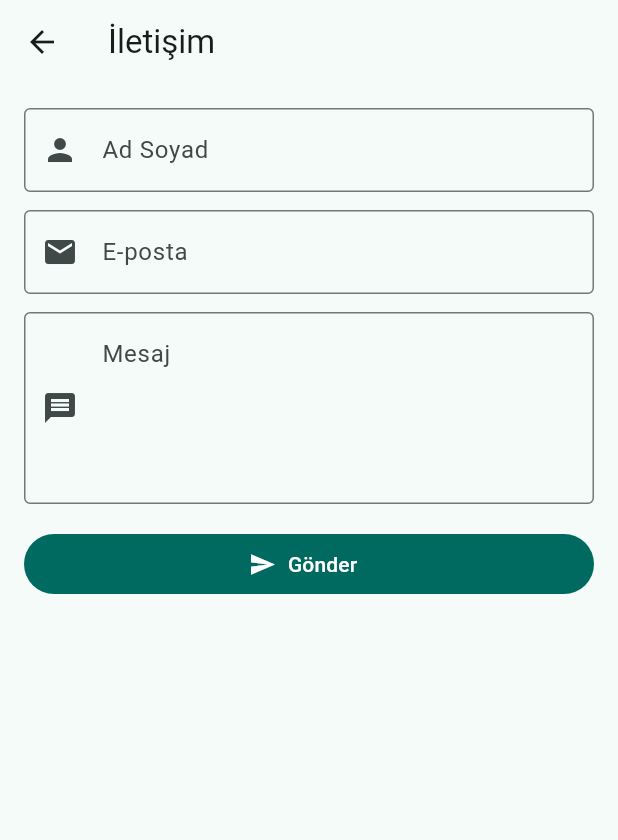
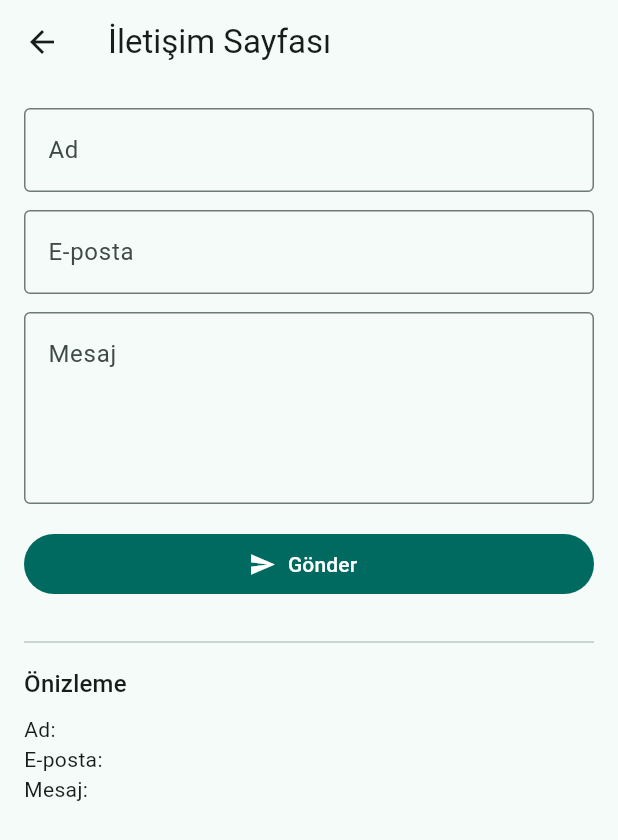
Before and after one commit to durukahraman/AI-Engineer-Training, a Flutter app: the screen it shows after launch, after a tap on "İletişime Geç", on a phone screen of 412 x 824 dp. Shown: the top 840 px of the screen. Run offline on Flutter 3.47's test engine with Material 3 defaults, Android fonts, the phone set to English and light mode, and no system bars.

Commit message:
Gün 2: ContactPage form + validation, AI mini görev

```diff
--- /dev/null
+++ b/lib/contact_page.dart
@@ -0,0 +1,128 @@
+import 'package:flutter/material.dart';
+
+
+class ContactPage extends StatefulWidget {
+  const ContactPage({super.key});
+
+  @override
+  State<ContactPage> createState() => _ContactPageState();
+}
+
+class _ContactPageState extends State<ContactPage> {
+  // 1) Form anahtarı ve controller'lar
+  final _formKey = GlobalKey<FormState>();
+  final _nameCtrl = TextEditingController();
+  final _emailCtrl = TextEditingController();
+  final _msgCtrl = TextEditingController();
+
+  @override
+  void dispose() {
+    _nameCtrl.dispose();
+    _emailCtrl.dispose();
+    _msgCtrl.dispose();
+    super.dispose();
+  }
+
+  // 2) Basit e-posta kontrolü (çok katı değil, başlangıç için yeterli)
+  String? _validateEmail(String? v) {
+    if (v == null || v.trim().isEmpty) return 'E-posta gerekli';
+    final email = v.trim();
+    final ok = RegExp(r'^[^@\s]+@[^@\s]+\.[^@\s]+$').hasMatch(email);
+    return ok ? null : 'Geçerli bir e-posta gir';
+  }
+
+  // 3) Boş bırakma kontrolleri
+  String? _validateRequired(String? v, String field) {
+    if (v == null || v.trim().isEmpty) return '$field gerekli';
+    return null;
+  }
+
+  void _submit() {
+    if (_formKey.currentState?.validate() ?? false) {
+      final result = {
+        'name': _nameCtrl.text.trim(),
+        'email': _emailCtrl.text.trim(),
+        'message': _msgCtrl.text.trim(),
+      };
+      Navigator.pop(context, {
+        'name': _nameCtrl.text.trim(),
+        'email': _emailCtrl.text.trim(),
+        'message': _msgCtrl.text.trim(),
+      }); // 🔙 sonucu geri döndür
+    } else {
+      ScaffoldMessenger.of(context).showSnackBar(
+        const SnackBar(content: Text('Lütfen formdaki hataları düzelt.')),
+      );
+    }
+  }
+
+  @override
+  Widget build(BuildContext context) {
+    return Scaffold(
+      appBar: AppBar(title: const Text('İletişim Sayfası')),
+      body: SingleChildScrollView(
+        padding: const EdgeInsets.all(16),
+        child: Form(
+          key: _formKey,
+          autovalidateMode: AutovalidateMode.disabled, // istersen .onUserInteraction yap
+          child: Column(
+            crossAxisAlignment: CrossAxisAlignment.stretch,
+            children: [
+              TextFormField(
+                controller: _nameCtrl,
+                textInputAction: TextInputAction.next,
+                decoration: const InputDecoration(
+                  labelText: 'Ad',
+                  border: OutlineInputBorder(),
+                ),
+                validator: (v) => _validateRequired(v, 'Ad'),
+              ),
+              const SizedBox(height: 12),
+              TextFormField(
+                controller: _emailCtrl,
+                keyboardType: TextInputType.emailAddress,
+                textInputAction: TextInputAction.next,
+                decoration: const InputDecoration(
+                  labelText: 'E-posta',
+                  border: OutlineInputBorder(),
+                ),
+                validator: _validateEmail,
+              ),
+              const SizedBox(height: 12),
+              TextFormField(
+                controller: _msgCtrl,
+                maxLines: 4,
+                textInputAction: TextInputAction.done,
+                decoration: const InputDecoration(
+                  labelText: 'Mesaj',
+                  alignLabelWithHint: true,
+                  border: OutlineInputBorder(),
+                ),
+                validator: (v) => _validateRequired(v, 'Mesaj'),
+              ),
+              const SizedBox(height: 16),
+              FilledButton.icon(
+                onPressed: _submit,
+                icon: const Icon(Icons.send),
+                label: const Text('Gönder'),
+              ),
+
+              // (Opsiyonel) En altta girilen bilgileri canlı göster
+              const SizedBox(height: 20),
+              const Divider(),
+              const SizedBox(height: 8),
+              Text(
+                'Önizleme',
+                style: Theme.of(context).textTheme.titleMedium,
+              ),
+              const SizedBox(height: 8),
+              Text('Ad: ${_nameCtrl.text}'),
+              Text('E-posta: ${_emailCtrl.text}'),
+              Text('Mesaj: ${_msgCtrl.text}'),
+            ],
+          ),
+        ),
+      ),
+    );
+  }
+}
--- a/lib/main.dart
+++ b/lib/main.dart
@@ -1,6 +1,6 @@
 import 'package:flutter/material.dart';
-import 'package:shared_preferences/shared_preferences.dart';
 import 'counter_page.dart';
+import 'contact_page.dart';
 
 void main() => runApp(const MyApp());
 
@@ -21,38 +21,30 @@ class MyApp extends StatelessWidget {
 class BusinessCardPage extends StatefulWidget {
   const BusinessCardPage({super.key});
 
+
+
   @override
   State<BusinessCardPage> createState() => _BusinessCardPageState();
 }
 
 class _BusinessCardPageState extends State<BusinessCardPage> {
-  String _name = 'Duru Kahraman';
-  String _email = 'durukahraman1234@gmail.com';
-  String _locationOrNote = 'Ankara, TR'; // Mesajı burada göstereceğiz (not/konum)
+  // ContactPage'den dönen son veriyi burada tutacağız
+  String? _lastName;
+  String? _lastEmail;
+  String? _lastMessage;
 
-  @override
-  void initState() {
-    super.initState();
-    _loadData(); // açılışta kaydedilmiş verileri getir
-  }
+  Future<void> _goToContact() async {
+    final result = await Navigator.push<Map<String, String>?>(
+      context,
+      MaterialPageRoute(builder: (_) => const ContactPage()),
+    );
 
-  Future<void> _loadData() async {
-    final prefs = await SharedPreferences.getInstance();
-    setState(() {
-      _name = prefs.getString('name') ?? _name;
-      _email = prefs.getString('email') ?? _email;
-      _locationOrNote = prefs.getString('note') ?? _locationOrNote;
-    });
-  }
-  Future<void> _saveData({
-    required String name,
-    required String email,
-    required String note,
-  }) async {
-    final prefs = await SharedPreferences.getInstance();
-    await prefs.setString('name', name);
-    await prefs.setString('email', email);
-    await prefs.setString('note', note);
+    if (result != null) {
+      ScaffoldMessenger.of(context).showSnackBar(
+        SnackBar(content: Text('Mesaj alındı: ${result['name']} • ${result['email']}')),
+      );
+      // (Opsiyonel) setState(() => _lastMessage = result););
+    }
   }
 
   @override
@@ -70,18 +62,17 @@ class _BusinessCardPageState extends State<BusinessCardPage> {
               children: [
                 const CircleAvatar(
                   radius: 44,
-                  backgroundImage: AssetImage('assets/avatar.png'),
+                  backgroundImage: AssetImage('assets/avatar.png'), // örnek avatar
                 ),
                 const SizedBox(height: 12),
-                // İSİM: artık state’ten geliyor (const kaldırıldı)
-                Text(
-                  _name,
-                  style: const TextStyle(fontSize: 24, fontWeight: FontWeight.bold),
+                const Text(
+                  'Duru Kahraman',
+                  style: TextStyle(fontSize: 24, fontWeight: FontWeight.bold),
                 ),
                 Text(
-                  'Flutter Geliştirici Adayı',
+                  'Flutter & AI Çalışmaları',
                   style: TextStyle(
-                    fontSize: 24,
+                    fontSize: 18,
                     color: Colors.teal.shade700,
                     fontStyle: FontStyle.italic,
                   ),
@@ -94,95 +85,95 @@ class _BusinessCardPageState extends State<BusinessCardPage> {
                   label: 'Telefon',
                   value: '+90 538 *** ****',
                 ),
-                // E-POSTA: state’ten
-                _InfoTile(
+                const _InfoTile(
                   icon: Icons.email,
                   label: 'E-posta',
-                  value: _email,
+                  value: 'durukahraman1234@gmail.com',
                 ),
-                // NOT/KONUM: state’ten
-                _InfoTile(
+                const _InfoTile(
                   icon: Icons.location_on,
-                  label: 'Not/Konum',
-                  value: _locationOrNote,
+                  label: 'Konum',
+                  value: 'Ankara, TR',
                 ),
-                const SizedBox(height: 8),
+                const SizedBox(height: 12),
+
+                // --- Butonlar ---
                 FilledButton.icon(
                   onPressed: () async {
-                    // ContactPage’e git ve dönüş değerini bekle
-                    final result = await Navigator.push(
+                    final result = await Navigator.push<Map<String, String>?>(
                       context,
-                      MaterialPageRoute(builder: (context) => const ContactPage()),
+                      MaterialPageRoute(builder: (_) => const ContactPage()),
                     );
 
-                    // result bir Map bekliyoruz: {'ad': ..., 'email': ..., 'mesaj': ...}
-                    if (result != null && mounted) {
-                      // 1) Yeni değerleri hazırla
-                      final newName = (result['ad'] ?? _name).toString();
-                      final newEmail = (result['email'] ?? _email).toString();
-                      final newNote = (result['mesaj'] ?? _locationOrNote).toString();
+                    if (result != null) {
+                      // Basit gösterim: SnackBar
+                      ScaffoldMessenger.of(context).showSnackBar(
+                        SnackBar(
+                          content: Text(
+                            'Mesaj alındı: ${result['name']} • ${result['email']}',
+                            overflow: TextOverflow.ellipsis,
+                          ),
+                        ),
+                      );
 
-                      // 2) Ekranı güncelle
-                      setState(() {
-                        _name = newName;
-                        _email = newEmail;
-                        _locationOrNote = newNote;
-                      });
-
-                      // 3) Kalıcı olarak kaydet
-                      await _saveData(name: newName, email: newEmail, note: newNote);
-
-                      // 4) Bildirim
-                      ScaffoldMessenger.of(context).showSnackBar(
-                        const SnackBar(content: Text('Bilgiler güncellendi!')),
-                      );
+                      // (İsteğe bağlı) Son mesajı ekranda göstermek için setState kullan:
+                      // setState(() => _lastMessage = result);
                     }
                   },
                   icon: const Icon(Icons.send),
                   label: const Text('İletişime Geç'),
+                ),
 
-                ),
                 const SizedBox(height: 8),
                 FilledButton.icon(
                   onPressed: () {
                     Navigator.push(
                       context,
-                      MaterialPageRoute(builder: (context) => const CounterPage()),
+                      MaterialPageRoute(builder: (_) => const CounterPage()),
                     );
                   },
                   icon: const Icon(Icons.add_circle),
                   label: const Text('Sayaç Sayfası'),
                 ),
 
-                const SizedBox(height: 8), // butonlar arası boşluk
-                TextButton.icon(
-                  onPressed: () async {
-                    final prefs = await SharedPreferences.getInstance();
-                    await prefs.remove('name');
-                    await prefs.remove('email');
-                    await prefs.remove('note');
-                    setState(() {
-                      _name = 'Duru Kahraman';
-                      _email = 'durukahraman1234@gmail.com';
-                      _locationOrNote = 'Ankara, TR';
-                    });
-                    ScaffoldMessenger.of(context).showSnackBar(
-                      const SnackBar(content: Text('Bilgiler sıfırlandı')),
-                    );
-                  },
-                  icon: const Icon(Icons.delete_outline),
-                  label: const Text('Sıfırla'),
-                ),
+                // --- Son mesaj önizleme (ContactPage'den dönen veri) ---
+                if (_lastMessage != null) ...[
+                  const SizedBox(height: 16),
+                  const Divider(),
+                  Align(
+                    alignment: Alignment.centerLeft,
+                    child: Text(
+                      'Son İletişim:',
+                      style: Theme.of(context).textTheme.titleMedium,
+                    ),
+                  ),
+                  const SizedBox(height: 8),
+                  Container(
+                    width: double.infinity,
+                    padding: const EdgeInsets.all(12),
+                    decoration: BoxDecoration(
+                      color: Colors.teal.withOpacity(.06),
+                      borderRadius: BorderRadius.circular(12),
+                    ),
+                    child: Column(
+                      crossAxisAlignment: CrossAxisAlignment.start,
+                      children: [
+                        if (_lastName != null) Text('Ad: $_lastName'),
+                        if (_lastEmail != null) Text('E-posta: $_lastEmail'),
+                        const SizedBox(height: 6),
+                        Text('Mesaj: $_lastMessage'),
+                      ],
+                    ),
+                  ),
+                ],
               ],
             ),
           ),
         ),
       ),
     );
-
   }
 }
-
 
 class _InfoTile extends StatelessWidget {
   const _InfoTile({required this.icon, required this.label, required this.value});
@@ -203,115 +194,4 @@ class _InfoTile extends StatelessWidget {
   }
 }
 
-class ContactPage extends StatefulWidget {
-  const ContactPage({super.key});
-
-  @override
-  State<ContactPage> createState() => _ContactPageState();
-}
-
-class _ContactPageState extends State<ContactPage> {
-  final _formKey = GlobalKey<FormState>();
-  final _nameCtrl = TextEditingController();
-  final _emailCtrl = TextEditingController();
-  final _msgCtrl = TextEditingController();
-
-  @override
-  void dispose() {
-    _nameCtrl.dispose();
-    _emailCtrl.dispose();
-    _msgCtrl.dispose();
-    super.dispose();
-  }
-
-  String? _validateName(String? v) {
-    if (v == null || v.trim().isEmpty) return 'İsim gerekli';
-    if (v.trim().length < 2) return 'İsim çok kısa';
-    return null;
-  }
-
-  String? _validateEmail(String? v) {
-    if (v == null || v.trim().isEmpty) return 'E-posta gerekli';
-    final ok = RegExp(r'^[^@\s]+@[^@\s]+\.[^@\s]+$').hasMatch(v.trim());
-    return ok ? null : 'Geçerli bir e-posta girin';
-  }
-
-  String? _validateMsg(String? v) {
-    if (v == null || v.trim().isEmpty) return 'Mesaj gerekli';
-    if (v.trim().length < 5) return 'Mesaj en az 5 karakter olmalı';
-    return null;
-  }
-
-  void _submit() {
-    // Tüm validator’lar true dönerse form geçerli
-    if (_formKey.currentState!.validate()) {
-      FocusScope.of(context).unfocus(); // klavyeyi kapat
-      // Veriyi önceki sayfaya gönder
-      Navigator.pop(context, {
-        'ad': _nameCtrl.text.trim(),
-        'email': _emailCtrl.text.trim(),
-        'mesaj': _msgCtrl.text.trim(),
-      });
-      // İstersen burada SnackBar da gösterebilirsin.
-      // ScaffoldMessenger.of(context).showSnackBar(const SnackBar(content: Text('Gönderildi!')));
-    }
-  }
-
-
-  @override
-  Widget build(BuildContext context) {
-    return Scaffold(
-      appBar: AppBar(title: const Text('İletişim')),
-      body: Padding(
-        padding: const EdgeInsets.all(16),
-        child: Form(
-          key: _formKey,
-          child: ListView(
-            children: [
-              TextFormField(
-                controller: _nameCtrl,
-                decoration: const InputDecoration(
-                  labelText: 'Ad Soyad',
-                  prefixIcon: Icon(Icons.person),
-                  border: OutlineInputBorder(),
-                ),
-                textInputAction: TextInputAction.next,
-                validator: _validateName,
-              ),
-              const SizedBox(height: 12),
-              TextFormField(
-                controller: _emailCtrl,
-                decoration: const InputDecoration(
-                  labelText: 'E-posta',
-                  prefixIcon: Icon(Icons.email),
-                  border: OutlineInputBorder(),
-                ),
-                keyboardType: TextInputType.emailAddress,
-                textInputAction: TextInputAction.next,
-                validator: _validateEmail,
-              ),
-              const SizedBox(height: 12),
-              TextFormField(
-                controller: _msgCtrl,
-                decoration: const InputDecoration(
-                  labelText: 'Mesaj',
-                  alignLabelWithHint: true,
-                  prefixIcon: Icon(Icons.message),
-                  border: OutlineInputBorder(),
-                ),
-                maxLines: 4,
-                validator: _validateMsg,
-              ),
-              const SizedBox(height: 16),
-              FilledButton.icon(
-                onPressed: _submit,
-                icon: const Icon(Icons.send),
-                label: const Text('Gönder'),
-              ),
-            ],
-          ),
-        ),
-      ),
-    );
-  }
-}
+/// ContactPage: Form + controller + validation + Navigator.pop ile veri döndürme
--- a/pubspec.yaml
+++ b/pubspec.yaml
@@ -31,7 +31,7 @@ dependencies:
   flutter:
     sdk: flutter
 
-  shared_preferences: ^2.3.2
+  shared_preferences: ^2.5.3
   cupertino_icons: ^1.0.8
 
 
```
Also changed, not shown: lib/counter_page.dart (+9 -9 lines).
